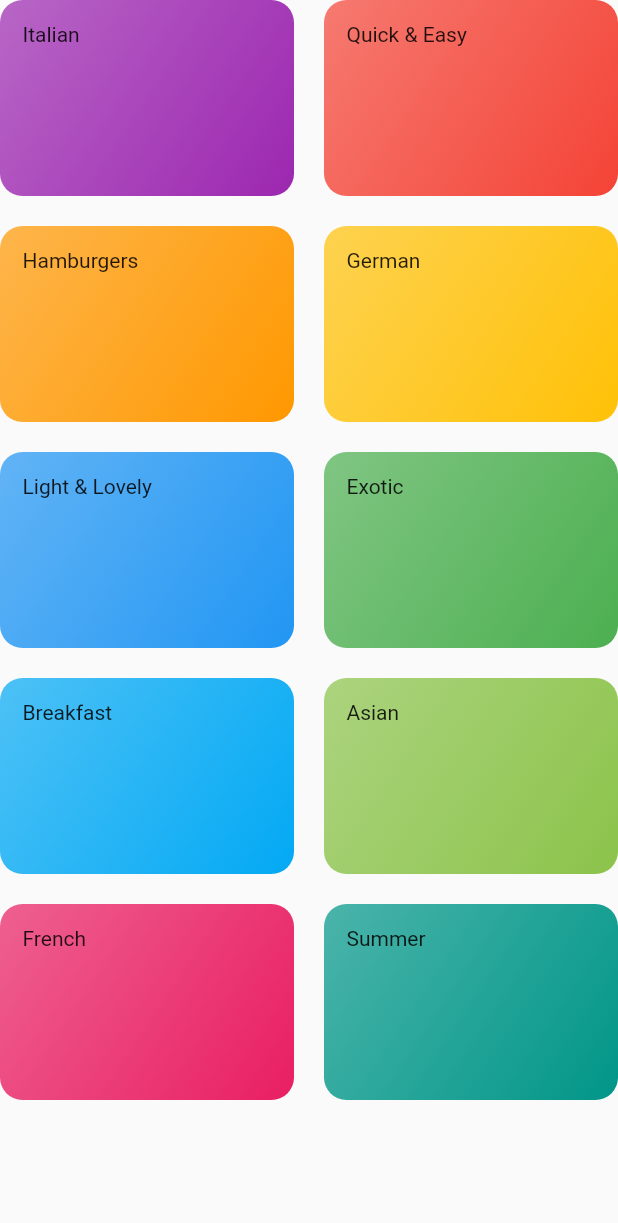
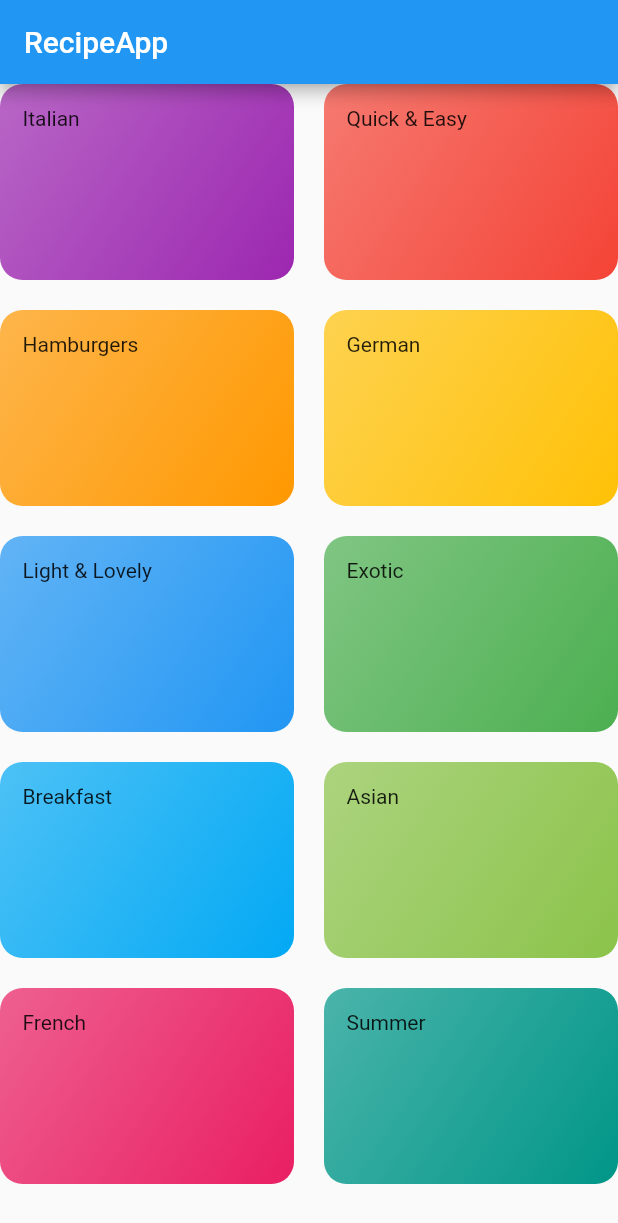
Before and after one commit to Mark-DSouza/RecipeApp, a Flutter app: the CategoryScreen screen opened directly, on a phone screen of 412 x 824 dp. Shown: the top 1223 px of the screen. Run offline on Flutter 3.47's test engine with Material 2 defaults, Android fonts, the phone set to English and light mode, and no system bars.

Commit message:
Make CategoriesScreen homepage of the app

```diff
--- a/lib/categories_screen.dart
+++ b/lib/categories_screen.dart
@@ -6,7 +6,14 @@ import './dummy_data.dart';
 class CategoryScreen extends StatelessWidget {
   @override
   Widget build(BuildContext context) {
-    return GridView(
+    return Scaffold(
+        appBar: AppBar(
+          title: const Text(
+            'RecipeApp',
+          ),
+
+        ),
+        body: GridView(
           children: DUMMY_CATEGORIES
               .map(
                 (catData) => CategoryItem(
@@ -21,6 +28,6 @@ class CategoryScreen extends StatelessWidget {
             crossAxisSpacing: 20,
             mainAxisSpacing: 20,
           ),
-    );
+        ));
   }
 }
```
Also changed, not shown: lib/main.dart (+2 -20 lines). Lines whose indentation alone changed are shown as unchanged.
